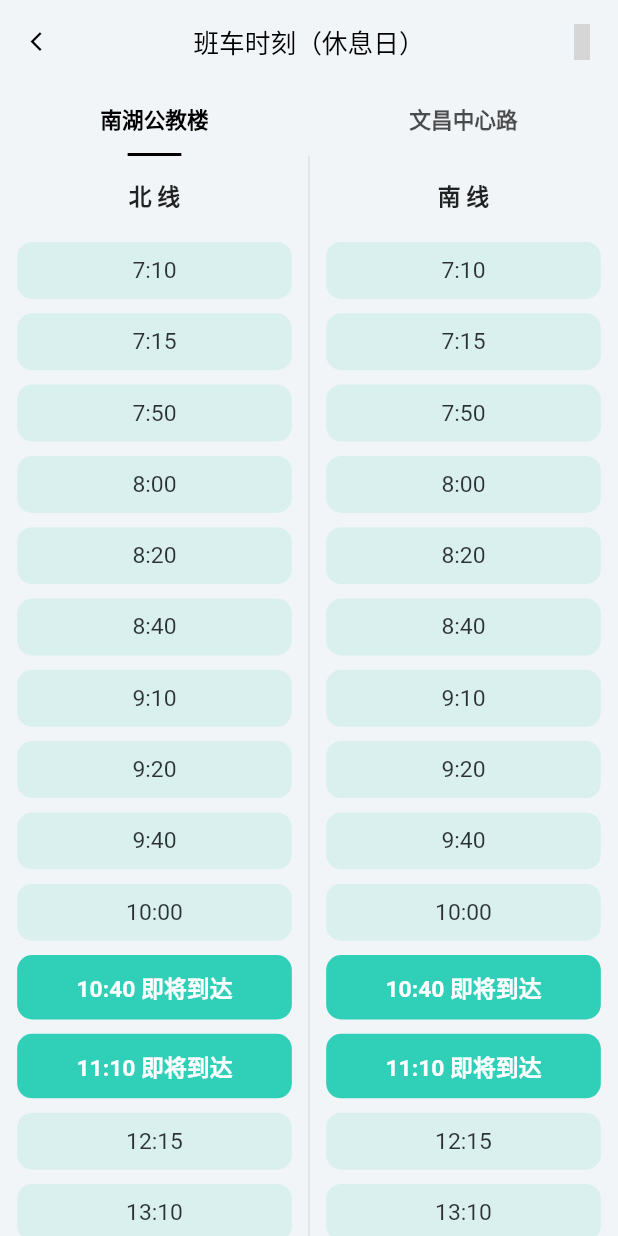
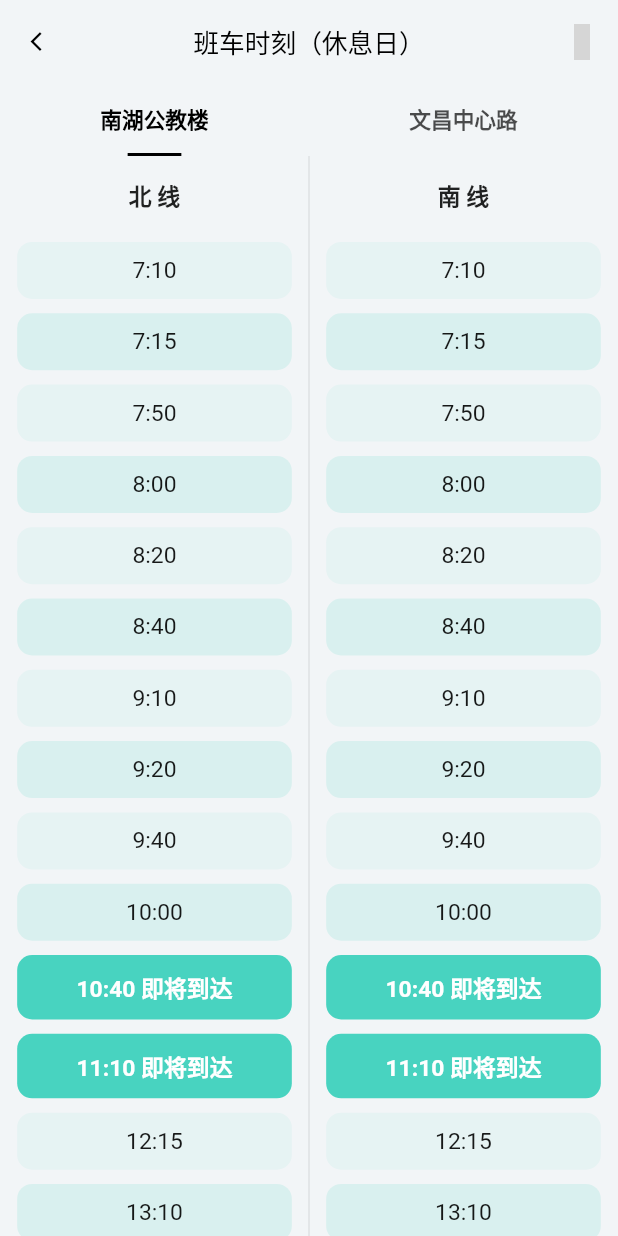
Before and after one commit to cnatom/FlyingKxz, a Flutter app: the SchoolBusPage screen opened directly, on a phone screen of 412 x 824 dp. Run offline on Flutter 3.47's test engine with Material 2 defaults, Android fonts, the phone set to English and light mode, and no system bars; our stand-ins replace badges, community_material_icon, dio, eva_icons_flutter, flutter_boxicons, flutter_datetime_picker and 17 more; missing offline and left inert: dart:ffi, evil_icons_flutter, flui, flutter_animated_dialog, flutter_easyhub, flutter_picker and 1 more; accounts and stored records are empty; network calls fail; statements that could not run were skipped; grey boxes are pictures that could not be loaded.

Commit message:
优化了部分界面在夜间模式下的显示效果

```diff
--- a/lib/pages/navigator_page_child/diy_page_child/func_page_child/school_bus_page.dart
+++ b/lib/pages/navigator_page_child/diy_page_child/func_page_child/school_bus_page.dart
@@ -244,9 +244,9 @@ class _BusTimeListViewState extends State<BusTimeListView> {
                       spaceCardMarginTB / 2),
                   decoration: BoxDecoration(
                       color: comingSoon
-                          ? themeProvider.colorMain.withOpacity(0.8)
+                          ? themeProvider.colorMain.withOpacity(0.7)
                           : temp
-                              ? themeProvider.colorMain.withOpacity(0.1)
+                              ? themeProvider.colorMain.withOpacity(0.05)
                               : themeProvider.colorMain.withOpacity(0.1),
                       borderRadius: BorderRadius.circular(borderRadiusValue)),
                   padding: EdgeInsets.fromLTRB(0, 10, 0, 10),
@@ -254,7 +254,7 @@ class _BusTimeListViewState extends State<BusTimeListView> {
                     comingSoon ? "${item.toString()} 即将到达" : item.toString(),
                     color: comingSoon
                         ? Colors.white
-                        : Colors.black.withOpacity(0.8),
+                        : Theme.of(context).primaryColor.withOpacity(0.9),
                     fontWeight:
                         comingSoon ? FontWeight.bold : FontWeight.normal,
                   ),
--- a/lib/pages/navigator_page_child/myself_page_child/balance_recharge_page.dart
+++ b/lib/pages/navigator_page_child/myself_page_child/balance_recharge_page.dart
@@ -116,7 +116,7 @@ class _BalanceRechargePageState extends State<BalanceRechargePage> {
         padding: EdgeInsets.fromLTRB(spaceCardPaddingRL * 1.4,
             spaceCardPaddingTB / 4, spaceCardPaddingRL, spaceCardPaddingTB / 4),
         decoration: BoxDecoration(
-            color: Colors.white,
+            color: Theme.of(context).cardColor,
             borderRadius: BorderRadius.circular(borderRadiusValue)),
         child: TextFormField(
           textAlign: TextAlign.center,
```
